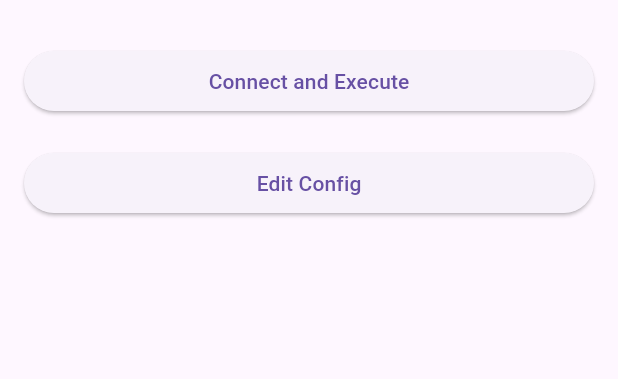
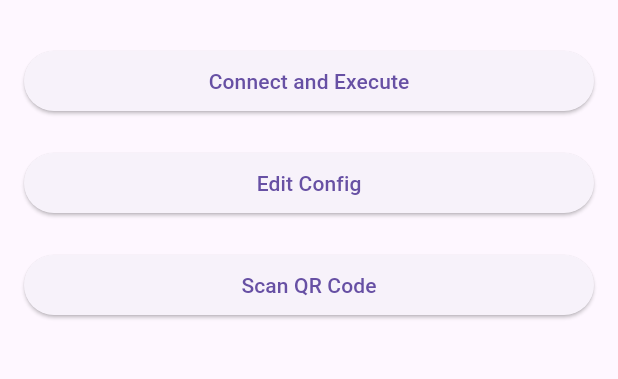
Before and after one commit to NoCloud-today/sshDiskDecode, a Flutter app: the screen it shows after launch, on a phone screen of 412 x 824 dp, the part 63-442 px from its top. Run offline on Flutter 3.47's test engine with Material 3 defaults, Android fonts, the phone set to English and light mode, and no system bars; missing offline and left inert: barcode_scan2, dartssh2.

Commit message:
Addition scan

```diff
--- a/lib/main.dart
+++ b/lib/main.dart
@@ -4,7 +4,7 @@ import 'dart:io';
 import 'package:flutter/material.dart';
 import 'package:path_provider/path_provider.dart';
 import 'package:dartssh2/dartssh2.dart';
-import 'package:flutter/services.dart';
+import 'package:barcode_scan2/barcode_scan2.dart';
 
 void main() {
   runApp(const MyApp());
@@ -164,6 +164,19 @@ class _SSHScreenState extends State<SSHScreen> {
     }
   }
 
+  Future<void> _scanQRCode() async {
+    try {
+      var result = await BarcodeScanner.scan();
+      setState(() {
+        output = result.rawContent;
+      });
+    } catch (e) {
+      setState(() {
+        output = 'Failed to get QR code: $e';
+      });
+    }
+  }
+
   @override
   Widget build(BuildContext context) {
     if (config == null) {
@@ -190,6 +203,11 @@ class _SSHScreenState extends State<SSHScreen> {
               ElevatedButton(
                 onPressed: _editConfig,
                 child: const Text('Edit Config'),
+              ),
+              const SizedBox(height: 20),
+              ElevatedButton(
+                onPressed: _scanQRCode,
+                child: const Text('Scan QR Code'),
               ),
               const SizedBox(height: 20),
               Expanded(
--- a/pubspec.yaml
+++ b/pubspec.yaml
@@ -30,8 +30,11 @@ environment:
 dependencies:
   flutter:
     sdk: flutter
-  dartssh2: 2.9.1-pre
   path_provider: ^2.0.2
+  dartssh2: ^2.9.1-pre
+  qr_flutter: ^4.0.0
+  barcode_scan2: ^4.1.0
+
 
 
   # The following adds the Cupertino Icons font to your application.
```
